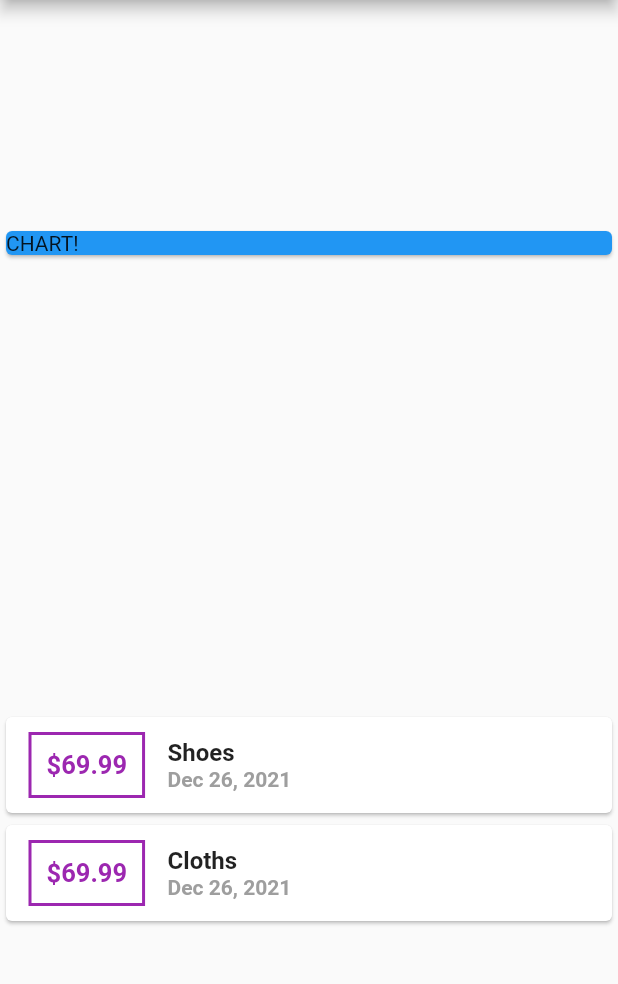
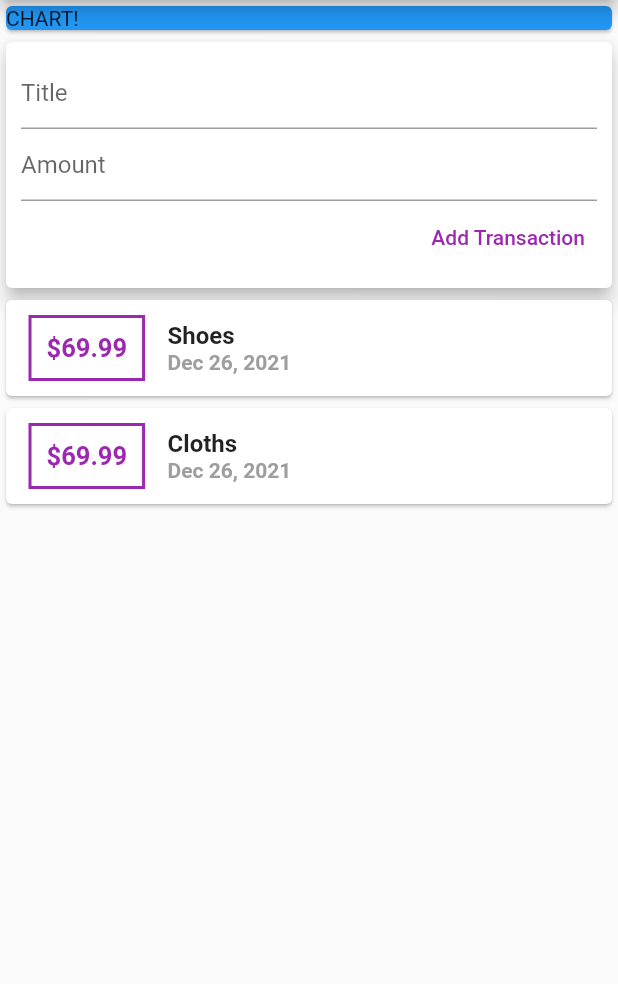
Before and after one commit to samtuga1/expense_tracker, a Flutter app: the screen it shows after launch, on a phone screen of 412 x 824 dp, the part 84-1068 px from its top. Run offline on Flutter 3.47's test engine with Material 2 defaults, Android fonts, the phone set to English and light mode, and no system bars.

Commit message:
Added a functionality to add new transactions

```diff
--- a/lib/main.dart
+++ b/lib/main.dart
@@ -1,7 +1,6 @@
 // @dart=2.9
-import 'package:intl/intl.dart';
+import 'package:demo/widgets/user_transaction.dart';
 import 'package:flutter/material.dart';
-import 'transaction.dart';
 
 void main() => runApp(MaterialApp(
       home: HomeScreen(),
@@ -9,21 +8,6 @@ void main() => runApp(MaterialApp(
 
 // ignore: use_key_in_widget_constructors
 class HomeScreen extends StatelessWidget {
-  final List<Transaction> transactions = [
-    Transaction(
-      id: 't1',
-      title: 'Shoes',
-      amount: 69.99,
-      date: DateTime.now(),
-    ),
-    Transaction(
-      id: 't2',
-      title: 'Cloths',
-      amount: 69.99,
-      date: DateTime.now(),
-    ),
-  ];
-
   @override
   Widget build(BuildContext context) {
     return Scaffold(
@@ -31,54 +15,17 @@ class HomeScreen extends StatelessWidget {
         title: const Text('Expense Tracker'),
         centerTitle: true,
       ),
-      body: Column(
-        crossAxisAlignment: CrossAxisAlignment.stretch,
-        mainAxisAlignment: MainAxisAlignment.spaceAround,
-        children: [
-          const Card(
-            color: Colors.blue,
-            child: Text('CHART!'),
-          ),
-          Column(
-              children: transactions.map((tx) {
-            return Card(
-                child: Row(
-              children: [
-                Container(
-                  padding: const EdgeInsets.all(10),
-                  margin:
-                      const EdgeInsets.symmetric(vertical: 10, horizontal: 15),
-                  decoration: BoxDecoration(
-                    border: Border.all(color: Colors.purple, width: 2),
-                  ),
-                  child: Text(
-                    '\$${tx.amount}',
-                    // tx.amount.toString(),
-                    style: const TextStyle(
-                        fontWeight: FontWeight.bold,
-                        color: Colors.purple,
-                        fontSize: 17),
-                  ),
-                ),
-                Column(
-                  crossAxisAlignment: CrossAxisAlignment.start,
-                  children: [
-                    Text(
-                      tx.title,
-                      style: const TextStyle(
-                          fontWeight: FontWeight.bold, fontSize: 16),
-                    ),
-                    Text(
-                      DateFormat.yMMMd().format(tx.date),
-                      style: const TextStyle(
-                          fontWeight: FontWeight.bold, color: Colors.grey),
-                    ),
-                  ],
-                )
-              ],
-            ));
-          }).toList())
-        ],
+      body: SingleChildScrollView(
+        child: Column(
+          crossAxisAlignment: CrossAxisAlignment.stretch,
+          children: const [
+            Card(
+              color: Colors.blue,
+              child: Text('CHART!'),
+            ),
+            UserTransactions(),
+          ],
+        ),
       ),
     );
   }
--- /dev/null
+++ b/lib/widgets/new_transaction.dart
@@ -0,0 +1,46 @@
+import 'package:flutter/material.dart';
+
+class NewTransaction extends StatelessWidget {
+  final titleController = TextEditingController();
+  final amountController = TextEditingController();
+  final Function addtx;
+
+  NewTransaction({this.addtx, key}) : super(key: key);
+
+  @override
+  Widget build(BuildContext context) {
+    return Card(
+      elevation: 5,
+      child: Container(
+        padding: const EdgeInsets.all(10),
+        child: Column(
+          crossAxisAlignment: CrossAxisAlignment.end,
+          children: [
+            TextField(
+              controller: titleController,
+              decoration: const InputDecoration(
+                hintText: 'Title',
+              ),
+            ),
+            TextField(
+              controller: amountController,
+              decoration: const InputDecoration(hintText: 'Amount'),
+            ),
+            TextButton(
+              onPressed: () {
+                addtx(
+                  titleController.text,
+                  double.parse(amountController.text),
+                );
+              },
+              child: const Text(
+                'Add Transaction',
+                style: TextStyle(color: Colors.purple),
+              ),
+            ),
+          ],
+        ),
+      ),
+    );
+  }
+}
--- /dev/null
+++ b/lib/widgets/transaction_list.dart
@@ -0,0 +1,51 @@
+import 'package:demo/models/transaction.dart';
+import 'package:flutter/material.dart';
+import 'package:intl/intl.dart';
+
+class TransactionList extends StatelessWidget {
+  final List<Transaction> transactions;
+  // ignore: use_key_in_widget_constructors
+  const TransactionList({this.transactions});
+
+  @override
+  Widget build(BuildContext context) {
+    return Column(
+        children: transactions.map((tx) {
+      return Card(
+          child: Row(
+        children: [
+          Container(
+            padding: const EdgeInsets.all(10),
+            margin: const EdgeInsets.symmetric(vertical: 10, horizontal: 15),
+            decoration: BoxDecoration(
+              border: Border.all(color: Colors.purple, width: 2),
+            ),
+            child: Text(
+              '\$${tx.amount}',
+              // tx.amount.toString(),
+              style: const TextStyle(
+                  fontWeight: FontWeight.bold,
+                  color: Colors.purple,
+                  fontSize: 17),
+            ),
+          ),
+          Column(
+            crossAxisAlignment: CrossAxisAlignment.start,
+            children: [
+              Text(
+                tx.title,
+                style:
+                    const TextStyle(fontWeight: FontWeight.bold, fontSize: 16),
+              ),
+              Text(
+                DateFormat.yMMMd().format(tx.date),
+                style: const TextStyle(
+                    fontWeight: FontWeight.bold, color: Colors.grey),
+              ),
+            ],
+          )
+        ],
+      ));
+    }).toList());
+  }
+}
--- /dev/null
+++ b/lib/widgets/user_transaction.dart
@@ -0,0 +1,51 @@
+import 'package:flutter/material.dart';
+import 'package:demo/widgets/new_transaction.dart';
+import 'package:demo/widgets/transaction_list.dart';
+import '../models/transaction.dart';
+
+class UserTransactions extends StatefulWidget {
+  const UserTransactions({Key key}) : super(key: key);
+
+  @override
+  _UserTransactionsState createState() => _UserTransactionsState();
+}
+
+class _UserTransactionsState extends State<UserTransactions> {
+  final List<Transaction> _userTransactions = [
+    Transaction(
+      id: 't1',
+      title: 'Shoes',
+      amount: 69.99,
+      date: DateTime.now(),
+    ),
+    Transaction(
+      id: 't2',
+      title: 'Cloths',
+      amount: 69.99,
+      date: DateTime.now(),
+    ),
+  ];
+  void _addTransaction(String txTitle, double txAmount) {
+    final newTx = Transaction(
+      title: txTitle,
+      amount: txAmount,
+      date: DateTime.now(),
+      id: DateTime.now().toString(),
+    );
+    setState(() {
+      _userTransactions.add(newTx);
+    });
+  }
+
+  @override
+  Widget build(BuildContext context) {
+    return Column(
+      children: [
+        NewTransaction(addtx: _addTransaction),
+        TransactionList(
+          transactions: _userTransactions,
+        ),
+      ],
+    );
+  }
+}
```
Also changed, not shown: lib/models/transaction.dart (renamed from lib/transaction.dart).
